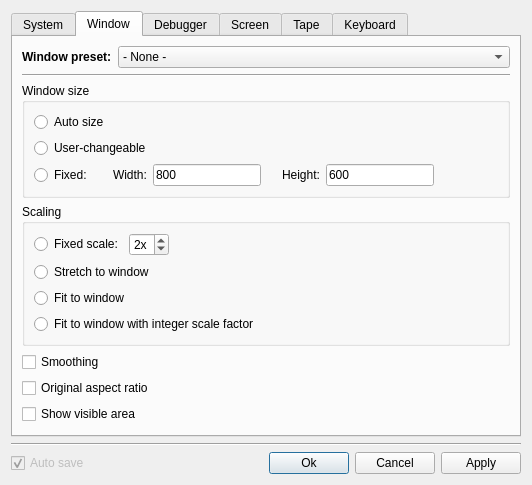
First picture: the form in src/qt/qtSettingsDialog.ui, repository vpyk/emu80v4, before the edit.
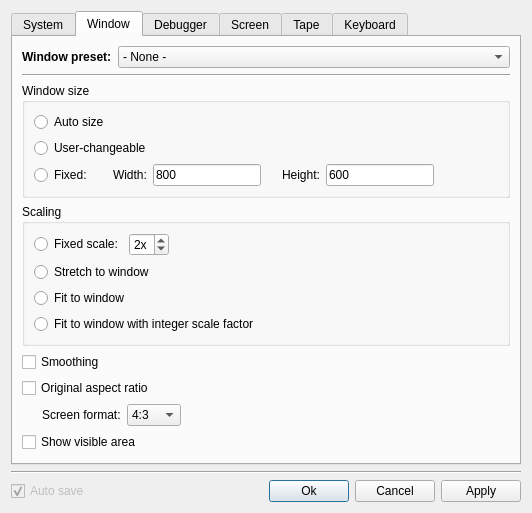
Second picture: the form after the edit.

Commit message: "Wide screen" UI option

What changed in the file:
```diff
--- a/src/qt/qtSettingsDialog.ui
+++ b/src/qt/qtSettingsDialog.ui
@@ -7,7 +7,7 @@
     <x>0</x>
     <y>0</y>
     <width>532</width>
-    <height>451</height>
+    <height>480</height>
    </rect>
   </property>
   <property name="windowTitle">
@@ -603,6 +603,60 @@
          </property>
         </widget>
        </item>
+       <item>
+        <layout class="QHBoxLayout" name="horizontalLayout_9">
+         <item>
+          <spacer name="horizontalSpacer_10">
+           <property name="orientation">
+            <enum>Qt::Horizontal</enum>
+           </property>
+           <property name="sizeType">
+            <enum>QSizePolicy::Fixed</enum>
+           </property>
+           <property name="sizeHint" stdset="0">
+            <size>
+             <width>20</width>
+             <height>20</height>
+            </size>
+           </property>
+          </spacer>
+         </item>
+         <item>
+          <widget class="QLabel" name="wideLabel">
+           <property name="text">
+            <string>Screen format:</string>
+           </property>
+          </widget>
+         </item>
+         <item>
+          <widget class="QComboBox" name="wideComboBox">
+           <item>
+            <property name="text">
+             <string notr="true">4:3</string>
+            </property>
+           </item>
+           <item>
+            <property name="text">
+             <string notr="true">16:9</string>
+            </property>
+           </item>
+          </widget>
+         </item>
+         <item>
+          <spacer name="horizontalSpacer_9">
+           <property name="orientation">
+            <enum>Qt::Horizontal</enum>
+           </property>
+           <property name="sizeHint" stdset="0">
+            <size>
+             <width>40</width>
+             <height>20</height>
+            </size>
+           </property>
+          </spacer>
+         </item>
+        </layout>
+       </item>
        <item>
         <widget class="QCheckBox" name="cropCheckBox">
          <property name="text">
```
Left out of the diff: 1 changed line with no effect on the pictures. The commit also changes 22 other files.
